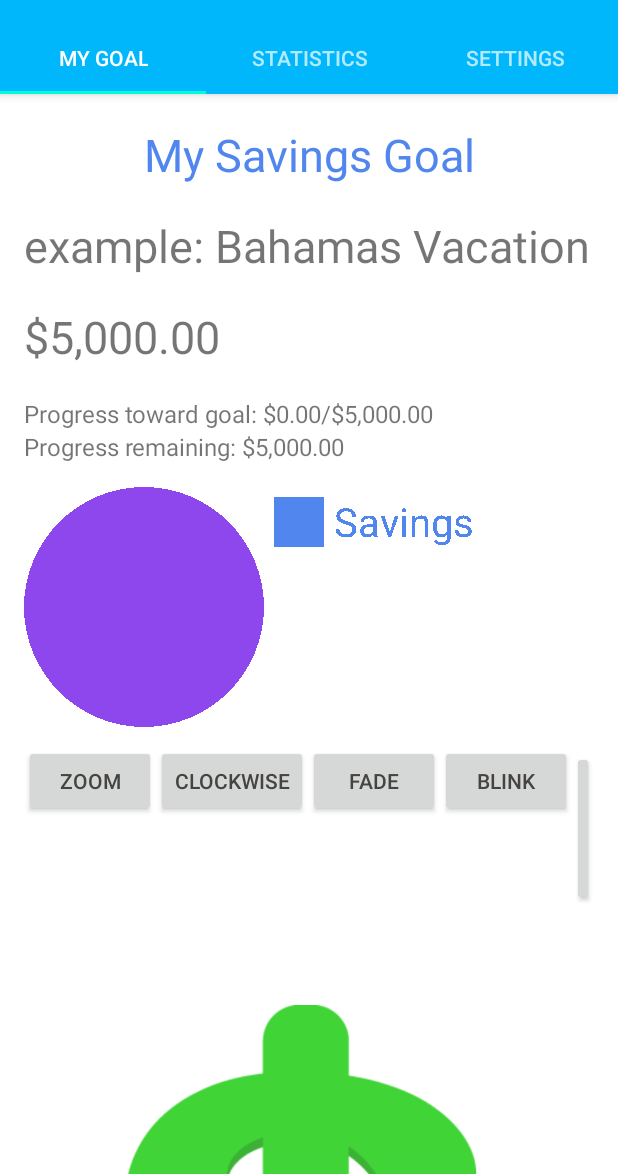
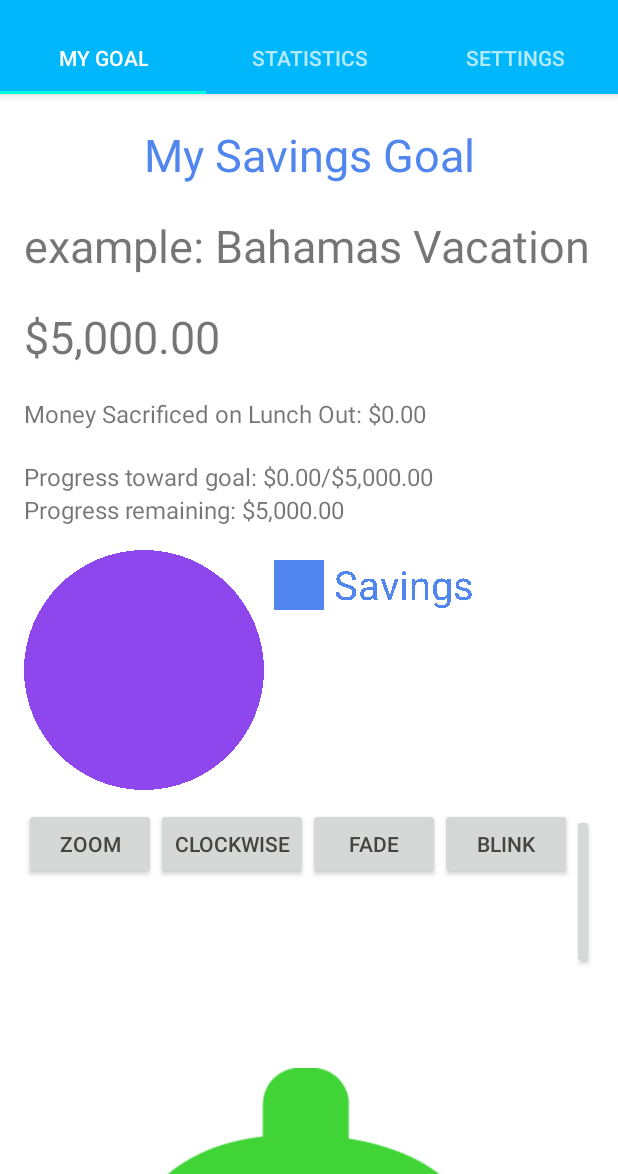
Before and after one commit to AndroidAtelier/lunch-in, an Android app: the screen it shows after launch (MainActivity), on a phone screen of 412 x 824 dp, the part 62-1236 px from its top. Run offline under Robolectric (Android 15) with nearby library versions, the light colour scheme and no system bars; libraries missing offline, so code that uses them is left out: nl.qbusict.cupboard; 5 statements that could not run were skipped.

Commit message:
Add stats for money sacrificed on the My Goal page

```diff
--- a/app/src/main/java/com/github/androidatelier/lunchin/fragment/MyGoalFragment.java
+++ b/app/src/main/java/com/github/androidatelier/lunchin/fragment/MyGoalFragment.java
@@ -30,6 +30,7 @@ public class MyGoalFragment extends Fragment implements Updateable {
     private SettingsAccess mSettingsAccess;
     private LunchInApi mLunchInApi;
 
+    private TextView mMoneySacrificed;
     private TextView mGoalProgress;
     private TextView mGoalRemaining;
     private PieChartView mPieChartView;
@@ -38,6 +39,7 @@ public class MyGoalFragment extends Fragment implements Updateable {
     @Override
     public View onCreateView(LayoutInflater inflater, @Nullable ViewGroup container, @Nullable Bundle savedInstanceState) {
         View v =inflater.inflate(R.layout.fragment_my_goal,container,false);
+        mMoneySacrificed = (TextView) v.findViewById(R.id.fragment_money_sacrificed_to_lunch_out);
         mGoalProgress = (TextView) v.findViewById(R.id.fragment_my_goal_progress_gained);
         mGoalRemaining = (TextView) v.findViewById(R.id.fragment_my_goal_progress_remaining);
         mPieChartView = (PieChartView) v.findViewById(R.id.pie_chart_view);
@@ -138,6 +140,11 @@ public class MyGoalFragment extends Fragment implements Updateable {
                 Formatter.formatDoubleToCurrencyUSD(goal - progress),
                 Formatter.formatIntToCurrencyUSD(goal)));
         mPieChartView.setPercentage(progress * 100 / goal);
+
+        int numLunchesOut = mLunchInApi.getNumberOfLunchOuts();
+        double moneySacrificed = numLunchesOut * averageLunchCost;
+        mMoneySacrificed.setText(getString(R.string.money_sacrificed,
+                Formatter.formatDoubleToCurrencyUSD(moneySacrificed)));
     }
 
     // animation
--- a/app/src/main/res/layout/fragment_my_goal.xml
+++ b/app/src/main/res/layout/fragment_my_goal.xml
@@ -41,6 +41,14 @@
             android:layout_marginTop="20dp"
             android:text="$5000"
             android:textSize="30dp"
+            />
+
+        <TextView
+            android:id="@+id/fragment_money_sacrificed_to_lunch_out"
+            android:layout_width="wrap_content"
+            android:layout_height="wrap_content"
+            android:layout_marginTop="20dp"
+            android:textSize="16sp"
             />
 
         <TextView
--- a/app/src/main/res/values/strings.xml
+++ b/app/src/main/res/values/strings.xml
@@ -8,6 +8,7 @@
     <string name="button_ok">OK</string>
     <string name="button_cancel">CANCEL</string>
 
+    <string name="money_sacrificed">Money Sacrificed on Lunch Out: %1$s</string>
     <string name="goal_progress">Progress toward goal: %1$s/%2$s</string>
     <string name="goal_remaining">Progress remaining: %1$s</string>
     <string name="goal_name">Goal Name</string>
```
